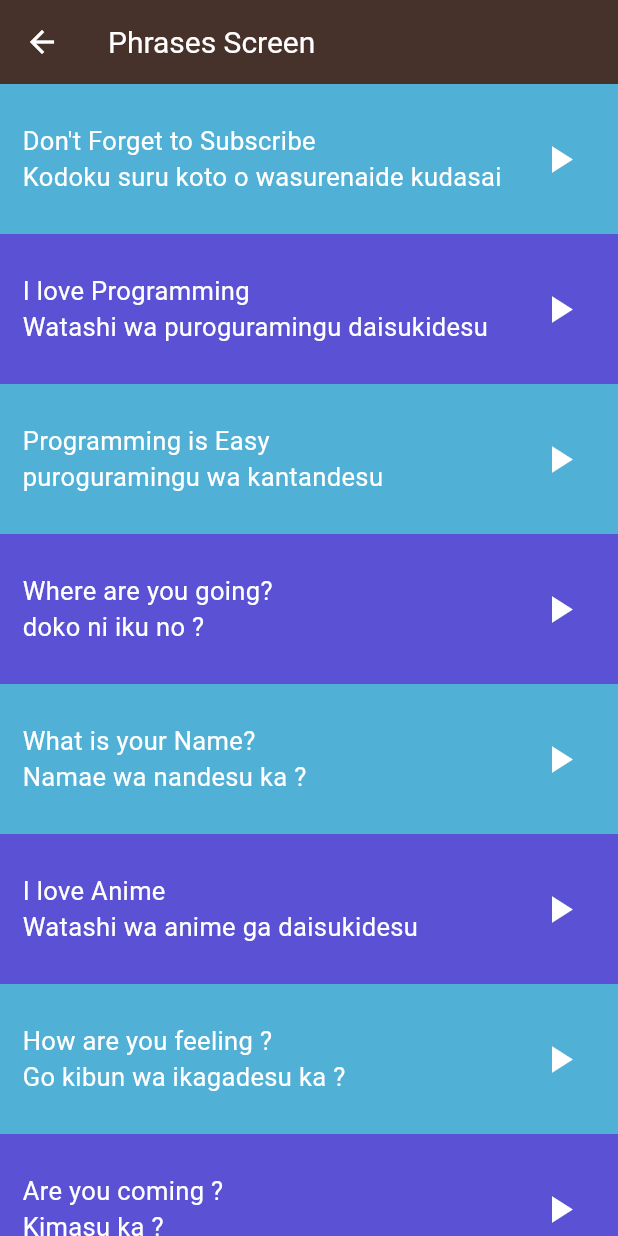
After one commit to Zeina6699/Japaness_Language_Learning_App-toku-, a Flutter app: the PhreasesScreen screen opened by its route, after a tap on the "play arrow" icon, on a phone screen of 412 x 824 dp. The commit adds this screen. Run offline on Flutter 3.47's test engine with Material 3 defaults, Android fonts, the phone set to English and light mode, and no system bars; our stand-ins replace audioplayers.

Commit message:
Create Phreases Screen

```diff
--- /dev/null
+++ b/lib/Models/Phrases_Model.dart
@@ -0,0 +1,7 @@
+class PhrasesModel {
+  final String text1;
+  final String text2;
+  final String sound;
+
+  PhrasesModel({required this.text1, required this.text2, required this.sound});
+}
--- a/lib/Screens/Home_Screen.dart
+++ b/lib/Screens/Home_Screen.dart
@@ -20,7 +20,7 @@ body:Column(
     CustomContainer(color:const Color(0xffEF9235),onTap:(){Navigator.pushNamed(context,'/numbers');} ,text:'Numbers' ),
     CustomContainer(color:const  Color(0xff527D31), text:'Family Members',onTap:(){Navigator.pushNamed(context, '/family');},),
     CustomContainer(color: Color(0xff7D40A2), text: 'Colors',onTap: (){Navigator.pushNamed(context,'/colors');},),
-    const CustomContainer(color:Color(0xff51B0D5), text:"Phrases")
+    CustomContainer(color:Color(0xff51B0D5), text:"Phrases",onTap: (){Navigator.pushNamed(context,'/phrases');},)
 
   ],
 )
--- /dev/null
+++ b/lib/Screens/Phreases_Screen.dart
@@ -0,0 +1,37 @@
+import 'package:flutter/material.dart';
+import 'package:toku/Models/Phrases_Model.dart';
+import 'package:toku/Widgets/Custom_Phrases_Container.dart';
+import 'package:toku/Widgets/Custom_Text.dart';
+
+class PhreasesScreen extends StatelessWidget {
+   PhreasesScreen({super.key});
+  List<PhrasesModel>phrases=[
+    PhrasesModel(text1: 'Don\'t Forget to Subscribe' , text2:'Kodoku suru koto o wasurenaide kudasai', sound:'dont_forget_to_subscribe.wav'),
+    PhrasesModel(text1: 'I love Programming' , text2:'Watashi wa puroguramingu daisukidesu', sound:'i_love_programming.wav'),
+    PhrasesModel(text1: 'Programming is Easy', text2:'puroguramingu wa kantandesu', sound:'programming_is_easy.wav'),
+    PhrasesModel(text1: 'Where are you going? ', text2: 'doko ni iku no ?', sound:'where_are_you_going.wav' ),
+    PhrasesModel(text1: 'What is your Name?', text2:'Namae wa nandesu ka ?', sound:'what_is_your_name.wav'),
+    PhrasesModel(text1: 'I love Anime', text2: 'Watashi wa anime ga daisukidesu', sound: 'i_love_anime.wav'),
+    PhrasesModel(text1: "How are you feeling ?", text2: 'Go kibun wa ikagadesu ka ?', sound:'how_are_you_feeling.wav'),
+    PhrasesModel(text1: 'Are you coming ?', text2:'Kimasu ka ?', sound: 'are_you_coming.wav'),
+    PhrasesModel(text1: 'Yes i\'m coming', text2:'Hai, ikimasu', sound: 'yes_im_coming.wav')
+
+  ];
+
+  @override
+  Widget build(BuildContext context) {
+    return Scaffold(
+      appBar: AppBar(
+        iconTheme:const IconThemeData(color: Colors.white),
+        title: CustomText(text: 'Phrases Screen',color: Colors.white,fontSize: 20),
+        backgroundColor: const Color(0xff46322B)),
+        body:ListView.builder(
+          itemCount:phrases.length ,
+          itemBuilder:(context,index){
+            return CustomPhrasesContainer(
+             index: index,
+             phrasesModel: phrases[index]);}
+     ));
+
+    }
+  }
--- /dev/null
+++ b/lib/Widgets/Custom_Phrases_Container.dart
@@ -0,0 +1,54 @@
+import 'package:audioplayers/audioplayers.dart';
+import 'package:flutter/material.dart';
+import 'package:toku/Models/Phrases_Model.dart';
+import 'package:toku/Widgets/Custom_Text.dart';
+
+class CustomPhrasesContainer extends StatefulWidget {
+  const CustomPhrasesContainer({
+    this.index,
+    required this.phrasesModel,
+    super.key,
+  });
+  final int? index;
+  final PhrasesModel phrasesModel;
+
+  @override
+  State<CustomPhrasesContainer> createState() => _CustomPhrasesContainerState();
+}
+
+class _CustomPhrasesContainerState extends State<CustomPhrasesContainer> {
+  @override
+  Widget build(BuildContext context) {
+    return Expanded(
+      child: Container(
+        height: 100,
+         constraints: BoxConstraints(
+      maxWidth: MediaQuery.of(context).size.width * 0.9),
+       padding:const EdgeInsets.symmetric(horizontal: 15),
+       color: (widget.index! % 2 == 0) ? const Color(0xff51B0D5) :const Color.fromARGB(255, 90, 81, 213),
+         child: Row(
+           children: [
+             Column(
+              mainAxisAlignment: MainAxisAlignment.center,
+              crossAxisAlignment: CrossAxisAlignment.start,
+               children: [
+                 CustomText(text:widget.phrasesModel.text1,color: Colors.white, fontSize: 17,maxLines: 1,  overflow: TextOverflow.ellipsis,),
+                 CustomText(text: widget.phrasesModel.text2,color: Colors.white, fontSize: 17,maxLines: 1, overflow: TextOverflow.ellipsis,)
+
+               ],
+             ),
+             Spacer(),
+             IconButton( onPressed: ()async{
+              try{
+           final player = AudioPlayer();
+        player.audioCache = AudioCache(prefix: 'assets/sounds/phrases/');
+        await player.play(AssetSource(widget.phrasesModel.sound));
+            }
+            catch(e){print(e);}},icon:
+              Icon(Icons.play_arrow,size: 30,color:  Colors.white))
+           ],
+         ),
+       ),
+    );
+  }
+}
--- a/lib/Widgets/Custom_Text.dart
+++ b/lib/Widgets/Custom_Text.dart
@@ -11,6 +11,9 @@ class CustomText extends StatelessWidget {
     this.fontWeight,
     this.textAlign,
     super.key,
+    this.overflow,
+    this.maxLines
+
   });
   String text;
   double? fontSize;
@@ -18,16 +21,22 @@ class CustomText extends StatelessWidget {
   Color? color;
   String? fontFamily;
   FontWeight? fontWeight;
+  TextOverflow? overflow;
+  int? maxLines;
+
 
   @override
   Widget build(BuildContext context) {
     return  Text(text,
+    maxLines: maxLines,
     textAlign: textAlign,
      style: TextStyle(
-       fontSize: fontSize,
+    fontSize: fontSize,
      fontFamily:fontFamily,
      color: color,
      fontWeight: fontWeight,
+     overflow: overflow,
+
      ),);
   }
 }
--- a/lib/main.dart
+++ b/lib/main.dart
@@ -3,6 +3,7 @@ import 'package:toku/Screens/Color_Screen%20.dart';
 import 'package:toku/Screens/Family_Members_Screen.dart';
 import 'package:toku/Screens/Home_Screen.dart';
 import 'package:toku/Screens/Numbers_Screen.dart';
+import 'package:toku/Screens/Phreases_Screen.dart';
 
 void main() {
   runApp(const MyApp());
@@ -20,6 +21,7 @@ class MyApp extends StatelessWidget {
         '/home':(context)=>const HomeScreen(),
         '/numbers':(context)=>NumbersScreen(),
         '/family':(context)=>FamilyMembersScreen(),
-        '/colors':(context)=>ColorScreen()
+        '/colors':(context)=>ColorScreen(),
+        '/phrases':(context)=>PhreasesScreen()
       },
     initialRoute:'/home');}}
--- a/pubspec.yaml
+++ b/pubspec.yaml
@@ -59,6 +59,7 @@ flutter:
     - assets/sounds/numbers/
     - assets/sounds/colors/
     - assets/sounds/family_members/
+    - assets/sounds/phrases/
 
 
   # An image asset can refer to one or more resolution-specific "variants", see
```
